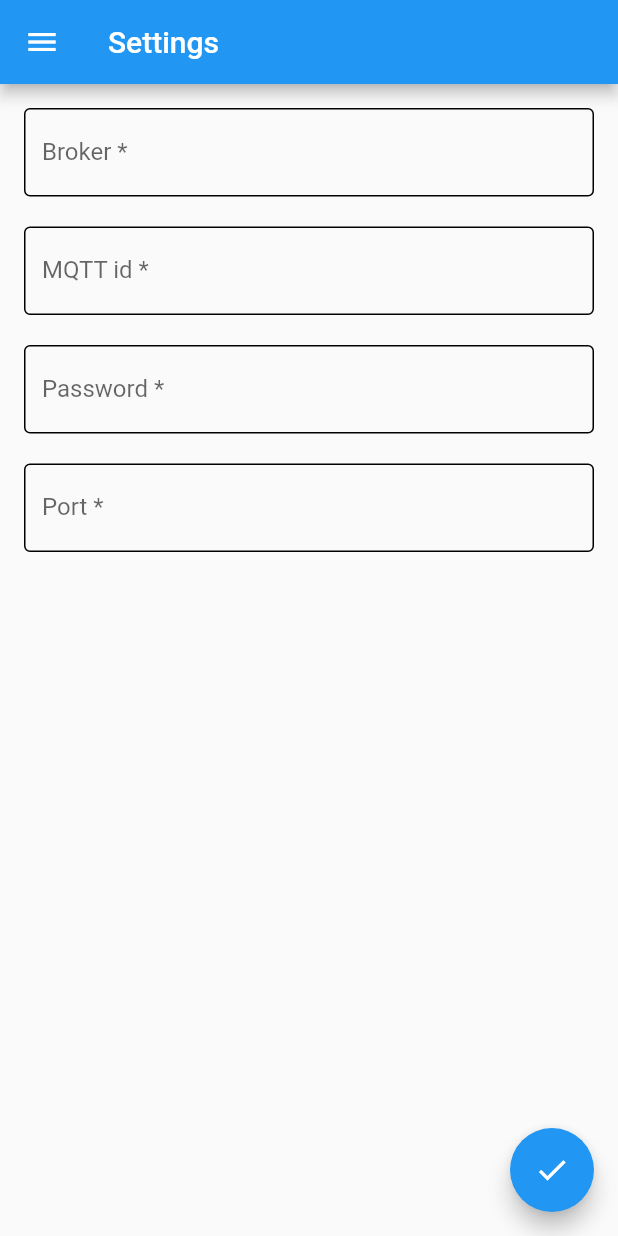
After one commit to LucPrestin/SmartHomeControl, a Flutter app: the SettingsPage screen opened by its route, on a phone screen of 412 x 824 dp. The commit adds this screen. Run offline on Flutter 3.47's test engine with Material 2 defaults, Android fonts, the light colour scheme and no system bars; our stand-ins replace device_info_plus, flutter_colorpicker, flutter_secure_storage, sqflite; missing offline and left inert: mqtt_client; accounts and stored records are empty.

Commit message:
Enhancement/17 mqtt support (#25)
* add empty settings page

* add form for server settings

- Loads from SharedPreferences (doesn't work properly yet)
- Allows editing the preferences
- Stores to SharedPreferences

* fix settings page not showing current values

* use FlutterSecureStorage instead of SharedPreferences

so that we can store the mqtt password in it

* add password field and fix overriding values

* refactor light form

* add form super class to avoid code duplication

* add mqtthelper class

* fix some bugs

* fix alignment; fi colors; use icon button for send

* fix margins and text overflow

* fix using mqttid as password

* Add util method to get device name

* fix sending not working

- use device name for client name
- add method to send multiple messages
- fix sending not working by using MqttQos.atLeastOnce

```diff
--- a/lib/main.dart
+++ b/lib/main.dart
@@ -4,6 +4,7 @@ import 'package:smart_home_control/views/pages/light_edit_page.dart';
 
 import 'package:smart_home_control/views/pages/about_page.dart';
 import 'package:smart_home_control/views/pages/light_list_page.dart';
+import 'package:smart_home_control/views/pages/settings_page.dart';
 import 'package:smart_home_control/views/pages/smart_hub_list_page.dart';
 
 import 'routes/routes.dart';
@@ -28,6 +29,7 @@ class SmartHomeControlApp extends StatelessWidget {
           Routes.lightsNew: (context) => const LightAddPage(),
           Routes.lightsEdit: (context) => const LightEditPage(),
           Routes.smartHubs: (context) => const SmartHubListPage(),
+          Routes.settings: (context) => const SettingsPage(),
           Routes.about: (context) => const AboutPage(),
         });
   }
--- /dev/null
+++ b/lib/models/settings.dart
@@ -0,0 +1,6 @@
+class Settings {
+  static String broker = 'broker';
+  static String mqttId = 'mqttId';
+  static String password = 'password';
+  static String port = 'port';
+}
--- a/lib/routes/routes.dart
+++ b/lib/routes/routes.dart
@@ -3,5 +3,6 @@ class Routes {
   static const String lightsNew = '/lights/new';
   static const String lightsEdit = '/lights/edit';
   static const String smartHubs = '/smartHubs';
+  static const String settings = '/settings';
   static const String about = '/about';
 }
--- a/lib/views/components/navigation_drawer.dart
+++ b/lib/views/components/navigation_drawer.dart
@@ -39,6 +39,13 @@ class NavigationDrawer extends StatelessWidget {
               ),
               const Divider(),
               ListTile(
+                key: const Key('to SettingsPage'),
+                leading: const Icon(Icons.settings),
+                title: const Text('Settings'),
+                onTap: () =>
+                    Navigator.pushReplacementNamed(context, Routes.settings),
+              ),
+              ListTile(
                 key: const Key('to AboutPage'),
                 leading: const Icon(Icons.info),
                 title: const Text('About'),
--- /dev/null
+++ b/lib/views/components/settings_form.dart
@@ -0,0 +1,183 @@
+import 'package:flutter/material.dart';
+import 'package:flutter/widgets.dart';
+import 'package:flutter_secure_storage/flutter_secure_storage.dart';
+import 'package:smart_home_control/models/settings.dart';
+import 'package:smart_home_control/views/components/form_with_submit_trigger.dart';
+
+class SettingsForm extends FormWithSubmitTrigger {
+  const SettingsForm({Key? key, @required submitTrigger})
+      : super(key: key, submitTrigger: submitTrigger);
+
+  @override
+  State<StatefulWidget> createState() => _SettingsFormState();
+}
+
+class _SettingsFormState extends FormWithSubmitTriggerState<SettingsForm> {
+  String? broker;
+  String? mqttId;
+  String? password;
+  int? port;
+
+  Future<bool> saveCurrentPreferences() async {
+    const storage = FlutterSecureStorage();
+
+    await Future.wait([
+      storage.write(key: Settings.broker, value: broker!),
+      storage.write(key: Settings.mqttId, value: mqttId!),
+      storage.write(key: Settings.password, value: password!),
+      storage.write(key: Settings.port, value: port!.toString())
+    ]);
+
+    return true;
+  }
+
+  @override
+  Widget build(BuildContext context) {
+    return Padding(
+        padding: const EdgeInsets.all(16.0),
+        child: FutureBuilder<Map<String, String>>(
+            future: (const FlutterSecureStorage()).readAll(),
+            builder: buildFormFromSnapshot));
+  }
+
+  Widget buildFormFromSnapshot(context, snapshot) {
+    Widget body;
+    if (snapshot.hasData) {
+      Map<String, String> preferences = snapshot.data!;
+
+      broker = preferences[Settings.broker];
+      mqttId = preferences[Settings.mqttId];
+      password = preferences[Settings.password];
+      String? portString = preferences[Settings.port];
+      if (portString != null) {
+        port = int.parse(portString);
+      }
+
+      body = buildForm();
+    } else if (snapshot.hasError) {
+      body = Column(children: [
+        const Icon(Icons.error_outline),
+        Text(snapshot.error.toString())
+      ]);
+    } else {
+      body = Column(
+        children: const [
+          SizedBox(
+            width: 80,
+            height: 80,
+            child: CircularProgressIndicator(),
+          ),
+          Text('Waiting for stored preferences')
+        ],
+      );
+    }
+
+    return body;
+  }
+
+  Widget buildForm() {
+    return Form(
+        key: formKey,
+        child: Column(children: [
+          brokerField(),
+          spacing(),
+          mqttIdField(),
+          spacing(),
+          passwordField(),
+          spacing(),
+          portField()
+        ]));
+  }
+
+  SizedBox spacing() {
+    return const SizedBox(height: 20);
+  }
+
+  TextFormField brokerField() {
+    return TextFormField(
+        key: const Key('field broker'),
+        onSaved: (String? value) => setState(() => broker = value),
+        initialValue: broker,
+        validator: (value) {
+          if (value == null || value.isEmpty) {
+            return 'broker ip cannot be empty';
+          }
+          return null;
+        },
+        decoration: const InputDecoration(
+            hintText: 'What is the ip-adress of your broker?',
+            labelText: 'Broker *',
+            enabledBorder: OutlineInputBorder(),
+            disabledBorder: OutlineInputBorder()));
+  }
+
+  TextFormField mqttIdField() {
+    return TextFormField(
+      key: const Key('field mqttId'),
+      onSaved: (String? value) => setState(() => mqttId = value),
+      initialValue: mqttId,
+      validator: (value) {
+        if (value == null || value.isEmpty) {
+          return 'Please enter an ID';
+        }
+        return null;
+      },
+      decoration: const InputDecoration(
+          hintText: 'How should your phone be called?',
+          labelText: 'MQTT id *',
+          enabledBorder: OutlineInputBorder(),
+          disabledBorder: OutlineInputBorder()),
+    );
+  }
+
+  TextFormField passwordField() {
+    return TextFormField(
+      key: const Key('field password'),
+      onSaved: (String? value) => setState(() => password = value),
+      initialValue: password,
+      validator: (value) {
+        if (value == null || value.isEmpty) {
+          return 'Please enter an ID';
+        }
+        return null;
+      },
+      obscureText: true,
+      decoration: const InputDecoration(
+          hintText: 'The password for this phone on the MQTT broker',
+          labelText: 'Password *',
+          enabledBorder: OutlineInputBorder(),
+          disabledBorder: OutlineInputBorder()),
+    );
+  }
+
+  TextFormField portField() {
+    return TextFormField(
+      key: const Key('field port'),
+      keyboardType: TextInputType.number,
+      onSaved: (String? value) => setState(() {
+        if (value != null && value.isNotEmpty) {
+          port = int.parse(value);
+        }
+      }),
+      initialValue: port?.toString(),
+      validator: (value) {
+        if (value == null || value.isEmpty) {
+          return 'Please enter a port';
+        }
+        return null;
+      },
+      decoration: const InputDecoration(
+          hintText: 'What port does your broker use?',
+          labelText: 'Port *',
+          enabledBorder: OutlineInputBorder(),
+          disabledBorder: OutlineInputBorder()),
+    );
+  }
+
+  @override
+  Future<void> onSave() async {
+    await saveCurrentPreferences();
+    ScaffoldMessenger.of(context).showSnackBar(
+        const SnackBar(content: Text('Preferences successfully updated')));
+  }
+}
--- a/lib/views/pages/light_list_page.dart
+++ b/lib/views/pages/light_list_page.dart
@@ -1,6 +1,8 @@
 import 'package:flutter/material.dart';
-import 'package:smart_home_control/models/database.dart';
+import 'package:flutter_secure_storage/flutter_secure_storage.dart';
+import 'package:smart_home_control/helpers/database.dart';
 import 'package:smart_home_control/models/light_strip.dart';
+import 'package:smart_home_control/models/settings.dart';
 
 import 'package:smart_home_control/routes/routes.dart';
 import 'package:smart_home_control/views/components/light_list_item.dart';
@@ -14,6 +16,10 @@ class LightListPage extends StatefulWidget {
 }
 
 class _LightListPageState extends State<LightListPage> {
+  late String? broker;
+  late String? mqttId;
+  late int? port;
+
   @override
   Widget build(BuildContext context) {
     return Scaffold(
@@ -108,4 +114,18 @@ class _LightListPageState extends State<LightListPage> {
           );
         });
   }
+
+  Future loadServerSettingsFromDisk() async {
+    Map<String, String> preferences =
+        await (const FlutterSecureStorage()).readAll();
+
+    setState(() {
+      broker = preferences[Settings.broker];
+      mqttId = preferences[Settings.mqttId];
+      String? portString = preferences[Settings.port];
+      if (portString != null) {
+        port = int.parse(portString);
+      }
+    });
+  }
 }
--- /dev/null
+++ b/lib/views/pages/settings_page.dart
@@ -0,0 +1,33 @@
+import 'dart:async';
+
+import 'package:flutter/material.dart';
+
+import 'package:smart_home_control/views/components/navigation_drawer.dart';
+import 'package:smart_home_control/views/components/settings_form.dart';
+
+class SettingsPage extends StatefulWidget {
+  const SettingsPage({Key? key}) : super(key: key);
+
+  @override
+  State<SettingsPage> createState() => _SettingsPageState();
+}
+
+class _SettingsPageState extends State<SettingsPage> {
+  final submitTrigger = StreamController.broadcast();
+
+  @override
+  Widget build(BuildContext context) {
+    return Scaffold(
+      appBar: AppBar(
+        title: const Text('Settings'),
+      ),
+      body: SettingsForm(
+        submitTrigger: submitTrigger.stream,
+      ),
+      drawer: const NavigationDrawer(),
+      floatingActionButton: FloatingActionButton(
+          onPressed: () => submitTrigger.sink.add(null),
+          child: const Icon(Icons.check)),
+    );
+  }
+}
```
Also changed, not shown: lib/helpers/mqtt.dart (added, +122 -0 lines), lib/helpers/utils.dart (added, +21 -0 lines), lib/views/components/form_with_submit_trigger.dart (added, +62 -0 lines), lib/views/components/light_form.dart (+34 -55 lines), lib/views/components/light_list_item.dart (+40 -19 lines), pubspec.yaml (+4 -3 lines), lib/helpers/database.dart (renamed from lib/models/database.dart), pubspec.lock, 4 other files.
